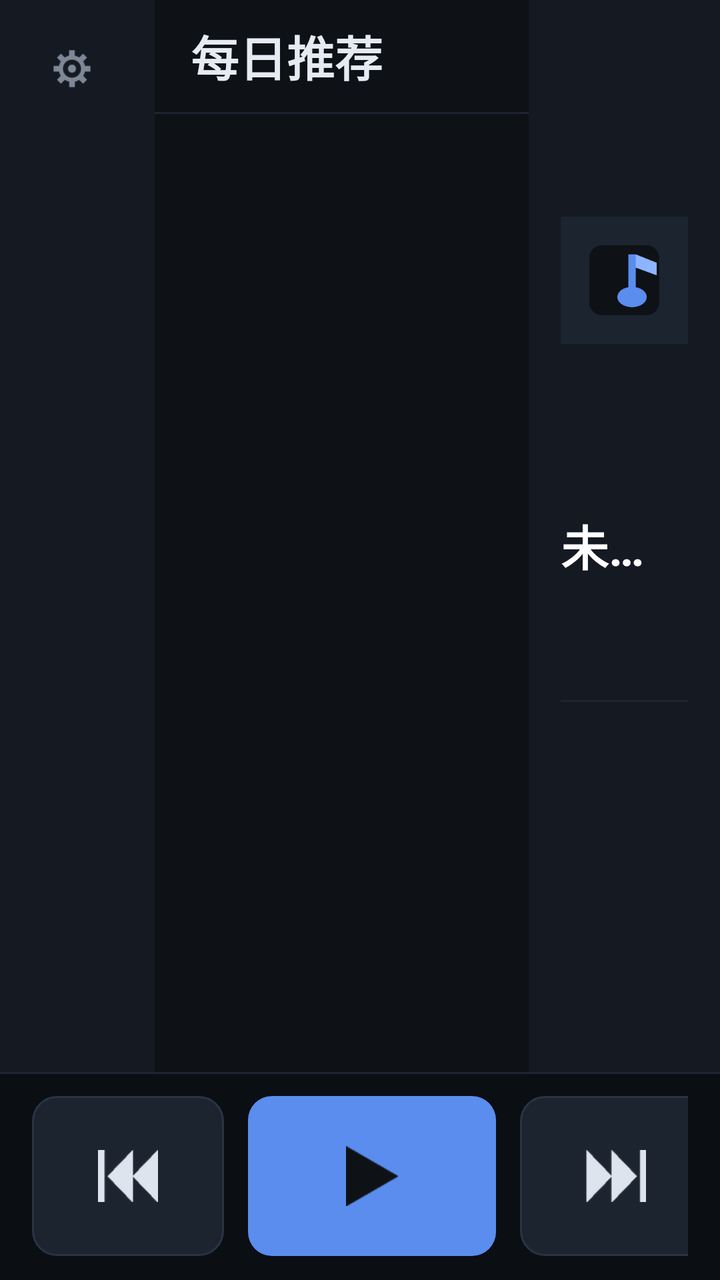
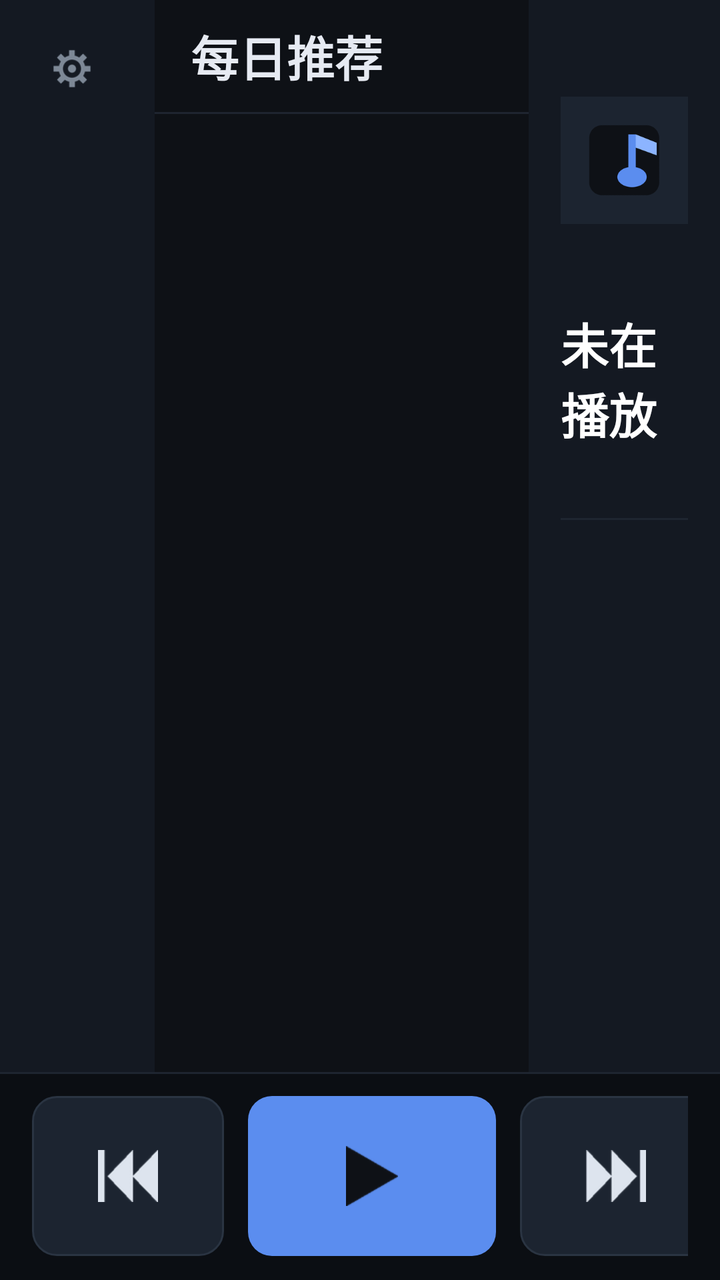

Two renders of the same Android screen: before a commit and after it. Below are the layout's source before the change and the commit's diff.
<!-- AndroidManifest.xml: activity theme android:Theme.NoTitleBar -->
<!-- res/layout/activity_main.xml -->
<?xml version="1.0" encoding="utf-8"?>
<LinearLayout xmlns:android="http://schemas.android.com/apk/res/android"
    android:layout_width="match_parent"
    android:layout_height="match_parent"
    android:orientation="vertical"
    android:background="#0E1116"
    android:fitsSystemWindows="true">

    
    <LinearLayout
        android:layout_width="match_parent"
        android:layout_height="0dp"
        android:layout_weight="1"
        android:orientation="horizontal">

        
        
        <LinearLayout
            android:id="@+id/nav_col"
            android:layout_width="0dp"
            android:layout_height="match_parent"
            android:layout_weight="220"
            android:orientation="vertical"
            android:background="#141922"
            android:padding="8dp">

            
            <LinearLayout
                android:layout_width="match_parent"
                android:layout_height="wrap_content"
                android:orientation="horizontal"
                android:gravity="center_vertical"
                android:paddingLeft="8dp"
                android:paddingRight="0dp"
                android:paddingBottom="2dp">

                <TextView
                    android:id="@+id/nav_head_title"
                    android:layout_width="0dp"
                    android:layout_height="wrap_content"
                    android:layout_weight="1"
                    android:text="音 乐"
                    android:textColor="#7D8896"
                    android:textSize="13sp" />

                
                <ImageView
                    android:id="@+id/nav_gear"
                    android:layout_width="40dp"
                    android:layout_height="26dp"
                    android:padding="3dp"
                    android:scaleType="fitCenter"
                    android:src="@drawable/ic_gear"
                    android:contentDescription="设置" />

                
                <TextView
                    android:id="@+id/nav_collapse"
                    android:layout_width="40dp"
                    android:layout_height="26dp"
                    android:gravity="center"
                    android:text="&#8249;"
                    android:textColor="#7D8896"
                    android:textSize="22sp"
                    android:background="@android:color/transparent" />
            </LinearLayout>

            
            <ScrollView
                android:layout_width="match_parent"
                android:layout_height="0dp"
                android:layout_weight="1"
                android:scrollbars="none">

                <LinearLayout
                    android:id="@+id/nav_list"
                    android:layout_width="match_parent"
                    android:layout_height="wrap_content"
                    android:orientation="vertical" />
            </ScrollView>

        </LinearLayout>

        
        <LinearLayout
            android:id="@+id/list_col"
            android:layout_width="0dp"
            android:layout_height="match_parent"
            android:layout_weight="532"
            android:orientation="vertical"
            android:background="#0E1116">

            
            <LinearLayout
                android:layout_width="match_parent"
                android:layout_height="56dp"
                android:orientation="horizontal"
                android:gravity="center_vertical"
                android:paddingLeft="18dp"
                android:paddingRight="18dp">

                <TextView
                    android:id="@+id/list_title"
                    android:layout_width="wrap_content"
                    android:layout_height="wrap_content"
                    android:maxWidth="320dp"
                    android:maxLines="1"
                    android:ellipsize="end"
                    android:text="每日推荐"
                    android:textColor="#E6EAF2"
                    android:textSize="24sp"
                    android:textStyle="bold" />

                <TextView
                    android:id="@+id/list_info"
                    android:layout_width="0dp"
                    android:layout_height="wrap_content"
                    android:layout_weight="1"
                    android:layout_marginLeft="12dp"
                    android:gravity="right|center_vertical"
                    android:maxLines="1"
                    android:ellipsize="end"
                    android:text=""
                    android:textColor="#7D8896"
                    android:textSize="15sp" />
            </LinearLayout>

            <View
                android:layout_width="match_parent"
                android:layout_height="1dp"
                android:background="#1E2530" />

            
            <FrameLayout
                android:layout_width="match_parent"
                android:layout_height="0dp"
                android:layout_weight="1">

                <ListView
                    android:id="@+id/song_list"
                    android:layout_width="match_parent"
                    android:layout_height="match_parent"
                    android:divider="#1E2530"
                    android:dividerHeight="1dp"
                    android:scrollbarStyle="outsideOverlay" />

                <TextView
                    android:id="@+id/empty_hint"
                    android:layout_width="match_parent"
                    android:layout_height="match_parent"
                    android:gravity="center"
                    android:padding="24dp"
                    android:lineSpacingMultiplier="1.4"
                    android:textColor="#7D8896"
                    android:textSize="17sp"
                    android:visibility="gone" />
            </FrameLayout>
        </LinearLayout>

        
        <LinearLayout
            android:id="@+id/player_col"
            android:layout_width="0dp"
            android:layout_height="match_parent"
            android:layout_weight="272"
            android:orientation="vertical"
            android:background="#141922"
            android:paddingLeft="16dp"
            android:paddingRight="16dp"
            android:paddingTop="14dp"
            android:paddingBottom="14dp">

            <TextView
                android:id="@+id/tag_info"
                android:layout_width="match_parent"
                android:layout_height="17dp"
                android:gravity="center_vertical"
                android:singleLine="true"
                android:textColor="#7FA9FF"
                android:textSize="13sp" />

            <ImageView
                android:id="@+id/cover"
                android:layout_width="match_parent"
                android:layout_height="206dp"
                android:layout_marginTop="6dp"
                android:layout_marginBottom="12dp"
                android:scaleType="centerInside"
                android:contentDescription="封面"
                android:src="@drawable/cover_placeholder" />

            <TextView
                android:id="@+id/now_title"
                android:layout_width="match_parent"
                android:layout_height="wrap_content"
                android:maxLines="1"
                android:ellipsize="end"
                android:text="未在播放"
                android:textColor="#FFFFFF"
                android:textSize="24sp"
                android:textStyle="bold" />

            <TextView
                android:id="@+id/now_artist"
                android:layout_width="match_parent"
                android:layout_height="wrap_content"
                android:layout_marginTop="6dp"
                android:maxLines="1"
                android:ellipsize="end"
                android:text=""
                android:textColor="#A9B4C4"
                android:textSize="15sp" />

            <TextView
                android:id="@+id/now_album"
                android:layout_width="match_parent"
                android:layout_height="wrap_content"
                android:layout_marginTop="2dp"
                android:maxLines="1"
                android:ellipsize="end"
                android:text=""
                android:textColor="#7D8896"
                android:textSize="13sp" />

            <View
                android:layout_width="match_parent"
                android:layout_height="1dp"
                android:layout_marginTop="14dp"
                android:background="#1E2530" />

            
            <ScrollView
                android:id="@+id/lyric_scroll"
                android:layout_width="match_parent"
                android:layout_height="0dp"
                android:layout_weight="1"
                android:paddingTop="12dp"
                android:scrollbars="none">

                <TextView
                    android:id="@+id/lyric_view"
                    android:layout_width="match_parent"
                    android:layout_height="wrap_content"
                    android:lineSpacingMultiplier="1.55"
                    android:text=""
                    android:textColor="#7D8896"
                    android:textSize="16sp" />
            </ScrollView>
        </LinearLayout>
    </LinearLayout>

    
    <LinearLayout
        android:layout_width="match_parent"
        android:layout_height="104dp"
        android:orientation="horizontal"
        android:gravity="center_vertical"
        android:background="@drawable/bar_bg"
        android:paddingLeft="16dp"
        android:paddingRight="16dp">

        <ImageView
            android:id="@+id/btn_prev"
            android:layout_width="96dp"
            android:layout_height="80dp"
            android:layout_marginRight="12dp"
            android:background="@drawable/btn_dark"
            android:src="@drawable/ic_prev"
            android:scaleType="center"
            android:contentDescription="上一首" />

        <ImageView
            android:id="@+id/btn_play"
            android:layout_width="124dp"
            android:layout_height="80dp"
            android:layout_marginRight="12dp"
            android:background="@drawable/btn_primary"
            android:src="@drawable/ic_play"
            android:scaleType="center"
            android:contentDescription="播放/暂停" />

        <ImageView
            android:id="@+id/btn_next"
            android:layout_width="96dp"
            android:layout_height="80dp"
            android:layout_marginRight="12dp"
            android:background="@drawable/btn_dark"
            android:src="@drawable/ic_next"
            android:scaleType="center"
            android:contentDescription="下一首" />

        <TextView
            android:id="@+id/btn_like"
            android:layout_width="80dp"
            android:layout_height="80dp"
            android:background="@drawable/heart_off"
            android:gravity="center"
            android:text="♥"
            android:textColor="#3A4554"
            android:textSize="30sp" />

        
        <LinearLayout
            android:layout_width="0dp"
            android:layout_height="match_parent"
            android:layout_weight="1"
            android:orientation="horizontal"
            android:gravity="center_vertical"
            android:paddingLeft="20dp"
            android:paddingRight="4dp">

            <TextView
                android:id="@+id/time_position"
                android:layout_width="48dp"
                android:layout_height="wrap_content"
                android:gravity="left|center_vertical"
                android:singleLine="true"
                android:text="00:00"
                android:textColor="#7D8896"
                android:textSize="15sp" />

            <SeekBar
                android:id="@+id/seek"
                android:layout_width="0dp"
                android:layout_height="32dp"
                android:layout_weight="1"
                android:layout_marginLeft="12dp"
                android:layout_marginRight="12dp"
                android:max="1000"
                android:paddingTop="8dp"
                android:paddingBottom="8dp"
                android:paddingLeft="8dp"
                android:paddingRight="8dp"
                android:progressDrawable="@drawable/seek_progress"
                android:thumb="@drawable/seek_thumb" />

            <TextView
                android:id="@+id/time_duration"
                android:layout_width="48dp"
                android:layout_height="wrap_content"
                android:gravity="right|center_vertical"
                android:singleLine="true"
                android:text="00:00"
                android:textColor="#7D8896"
                android:textSize="15sp" />
        </LinearLayout>
    </LinearLayout>
</LinearLayout>
<!-- resources referenced by this layout -->
<resources>
  <!-- drawable bar_bg (drawable) -->
  <?xml version="1.0" encoding="utf-8"?>
  <layer-list xmlns:android="http://schemas.android.com/apk/res/android">
      <item>
          <shape android:shape="rectangle">
              <solid android:color="#0B0E13" />
          </shape>
      </item>
      <item android:bottom="103dp">
          <shape android:shape="rectangle">
              <solid android:color="#1E2530" />
          </shape>
      </item>
  </layer-list>
  <!-- drawable btn_dark (drawable) -->
  <?xml version="1.0" encoding="utf-8"?>
  <shape xmlns:android="http://schemas.android.com/apk/res/android"
      android:shape="rectangle">
      <solid android:color="#1C2430" />
      <corners android:radius="12dp" />
      <stroke android:width="1dp" android:color="#2A3442" />
  </shape>
  <!-- drawable btn_primary (drawable) -->
  <?xml version="1.0" encoding="utf-8"?>
  <shape xmlns:android="http://schemas.android.com/apk/res/android"
      android:shape="rectangle">
      <solid android:color="#5B8DEF" />
      <corners android:radius="12dp" />
  </shape>
  <!-- drawable cover_placeholder: png bitmap (drawable, 6109 bytes) -->
  <!-- drawable heart_off (drawable) -->
  <?xml version="1.0" encoding="utf-8"?>
  <shape xmlns:android="http://schemas.android.com/apk/res/android"
      android:shape="rectangle">
      <solid android:color="#1C2430" />
      <corners android:radius="12dp" />
      <stroke android:width="1dp" android:color="#2A3442" />
  </shape>
  <!-- drawable ic_gear: png bitmap (drawable-hdpi, 2674 bytes) -->
  <!-- drawable ic_next: png bitmap (drawable-hdpi, 1654 bytes) -->
  <!-- drawable ic_play: png bitmap (drawable-hdpi, 1088 bytes) -->
  <!-- drawable ic_prev: png bitmap (drawable-hdpi, 1637 bytes) -->
  <!-- drawable seek_progress (drawable) -->
  <?xml version="1.0" encoding="utf-8"?>
  <layer-list xmlns:android="http://schemas.android.com/apk/res/android">
      <item android:id="@android:id/background">
          <shape android:shape="rectangle">
              <solid android:color="#3A4658" />
              <corners android:radius="6dp" />
          </shape>
      </item>
      <item android:id="@android:id/secondaryProgress">
          <clip>
              <shape android:shape="rectangle">
                  <solid android:color="#3A4658" />
                  <corners android:radius="6dp" />
              </shape>
          </clip>
      </item>
      <item android:id="@android:id/progress">
          <clip>
              <shape android:shape="rectangle">
                  <solid android:color="#7FA8FF" />
                  <corners android:radius="6dp" />
              </shape>
          </clip>
      </item>
  </layer-list>
  <!-- drawable seek_thumb (drawable) -->
  <?xml version="1.0" encoding="utf-8"?>
  <shape xmlns:android="http://schemas.android.com/apk/res/android"
      android:shape="oval">
      <solid android:color="#FFFFFF" />
      <stroke android:width="3dp" android:color="#7FA8FF" />
      <size android:width="16dp" android:height="16dp" />
  </shape>
</resources>

<!-- the commit's change to res/layout/activity_main.xml (unified diff, before → after) -->
@@ -170,21 +170,11 @@
             android:paddingTop="14dp"
             android:paddingBottom="14dp">
 
-            <TextView
-                android:id="@+id/tag_info"
-                android:layout_width="match_parent"
-                android:layout_height="17dp"
-                android:gravity="center_vertical"
-                android:singleLine="true"
-                android:textColor="#7FA9FF"
-                android:textSize="13sp" />
-
             <ImageView
                 android:id="@+id/cover"
                 android:layout_width="match_parent"
-                android:layout_height="206dp"
-                android:layout_marginTop="6dp"
-                android:layout_marginBottom="12dp"
+                android:layout_height="132dp"
+                android:layout_marginBottom="8dp"
                 android:scaleType="centerInside"
                 android:contentDescription="封面"
                 android:src="@drawable/cover_placeholder" />
@@ -193,7 +183,7 @@
                 android:id="@+id/now_title"
                 android:layout_width="match_parent"
                 android:layout_height="wrap_content"
-                android:maxLines="1"
+                android:maxLines="2"
                 android:ellipsize="end"
                 android:text="未在播放"
                 android:textColor="#FFFFFF"
@@ -205,27 +195,16 @@
                 android:layout_width="match_parent"
                 android:layout_height="wrap_content"
                 android:layout_marginTop="6dp"
-                android:maxLines="1"
+                android:maxLines="2"
                 android:ellipsize="end"
                 android:text=""
                 android:textColor="#A9B4C4"
-                android:textSize="15sp" />
-
-            <TextView
-                android:id="@+id/now_album"
-                android:layout_width="match_parent"
-                android:layout_height="wrap_content"
-                android:layout_marginTop="2dp"
-                android:maxLines="1"
-                android:ellipsize="end"
-                android:text=""
-                android:textColor="#7D8896"
-                android:textSize="13sp" />
+                android:textSize="14sp" />
 
             <View
                 android:layout_width="match_parent"
                 android:layout_height="1dp"
-                android:layout_marginTop="14dp"
+                android:layout_marginTop="10dp"
                 android:background="#1E2530" />
 
             
@@ -241,10 +220,11 @@
                     android:id="@+id/lyric_view"
                     android:layout_width="match_parent"
                     android:layout_height="wrap_content"
-                    android:lineSpacingMultiplier="1.55"
+                    android:lineSpacingMultiplier="1.45"
+                    android:paddingBottom="12dp"
                     android:text=""
                     android:textColor="#7D8896"
-                    android:textSize="16sp" />
+                    android:textSize="17sp" />
             </ScrollView>
         </LinearLayout>
     </LinearLayout>
@@ -307,25 +287,15 @@
             android:orientation="horizontal"
             android:gravity="center_vertical"
             android:paddingLeft="20dp"
-            android:paddingRight="4dp">
-
-            <TextView
-                android:id="@+id/time_position"
-                android:layout_width="48dp"
-                android:layout_height="wrap_content"
-                android:gravity="left|center_vertical"
-                android:singleLine="true"
-                android:text="00:00"
-                android:textColor="#7D8896"
-                android:textSize="15sp" />
+            android:paddingRight="8dp">
 
             <SeekBar
                 android:id="@+id/seek"
                 android:layout_width="0dp"
                 android:layout_height="32dp"
                 android:layout_weight="1"
-                android:layout_marginLeft="12dp"
-                android:layout_marginRight="12dp"
+                android:layout_marginLeft="4dp"
+                android:layout_marginRight="4dp"
                 android:max="1000"
                 android:paddingTop="8dp"
                 android:paddingBottom="8dp"
@@ -334,15 +304,6 @@
                 android:progressDrawable="@drawable/seek_progress"
                 android:thumb="@drawable/seek_thumb" />
 
-            <TextView
-                android:id="@+id/time_duration"
-                android:layout_width="48dp"
-                android:layout_height="wrap_content"
-                android:gravity="right|center_vertical"
-                android:singleLine="true"
-                android:text="00:00"
-                android:textColor="#7D8896"
-                android:textSize="15sp" />
         </LinearLayout>
     </LinearLayout>
 </LinearLayout>
